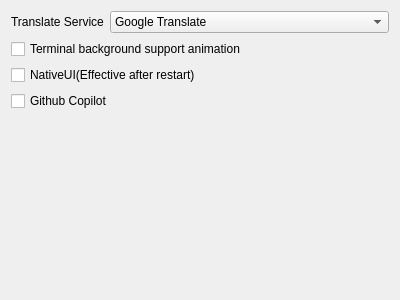
QQxiaoming/quardCRT, file src/globaloptions/globaloptionsadvancedwidget.ui: the form before one commit.
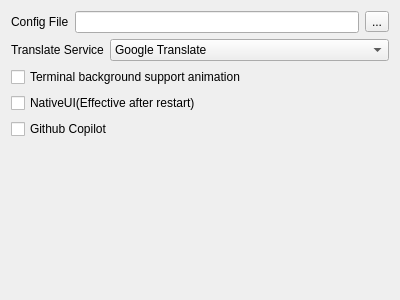
The form after the commit.

Commit message: src:Add option to open current settings file

Diff of the .ui file:
```diff
--- a/src/globaloptions/globaloptionsadvancedwidget.ui
+++ b/src/globaloptions/globaloptionsadvancedwidget.ui
@@ -11,6 +11,37 @@
    </rect>
   </property>
   <layout class="QVBoxLayout" name="verticalLayout">
+   <item>
+    <layout class="QHBoxLayout" name="horizontalLayout_2">
+     <item>
+      <widget class="QLabel" name="labelConfigFile">
+       <property name="sizePolicy">
+        <sizepolicy hsizetype="Fixed" vsizetype="Fixed">
+         <horstretch>0</horstretch>
+         <verstretch>0</verstretch>
+        </sizepolicy>
+       </property>
+       <property name="text">
+        <string>Config File</string>
+       </property>
+      </widget>
+     </item>
+     <item>
+      <widget class="QLineEdit" name="lineEditConfigFile">
+       <property name="readOnly">
+        <bool>true</bool>
+       </property>
+      </widget>
+     </item>
+     <item>
+      <widget class="QToolButton" name="toolButtonOpenConfigFile">
+       <property name="text">
+        <string notr="true">...</string>
+       </property>
+      </widget>
+     </item>
+    </layout>
+   </item>
    <item>
     <layout class="QHBoxLayout" name="horizontalLayout">
      <item>
```
The commit also changes 2 other files.
